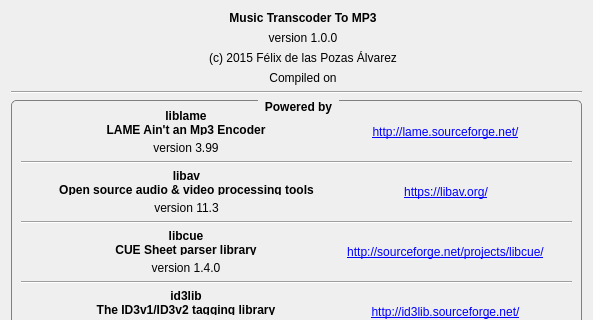
Qt form AboutDialog.ui (FelixdelasPozas/transcodertomp3) before a commit; both pictures show x 0 to 593 and y 0 to 320 of the 593 by 503 pixel window.
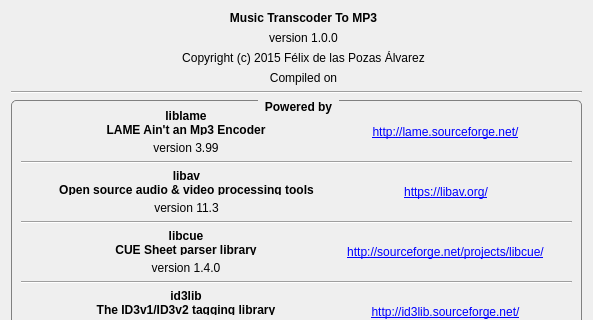
The same form after that commit. Icons and pictures are not drawn.

The edit to the form file:
```diff
--- a/AboutDialog.ui
+++ b/AboutDialog.ui
@@ -100,7 +100,7 @@
          <item>
           <widget class="QLabel" name="label_4">
            <property name="text">
-            <string>(c) 2015 Félix de las Pozas Álvarez</string>
+            <string>Copyright (c) 2015 Félix de las Pozas Álvarez</string>
            </property>
            <property name="alignment">
             <set>Qt::AlignCenter</set>
```
Left out of the diff: 12 changed lines with no effect on the pictures.
